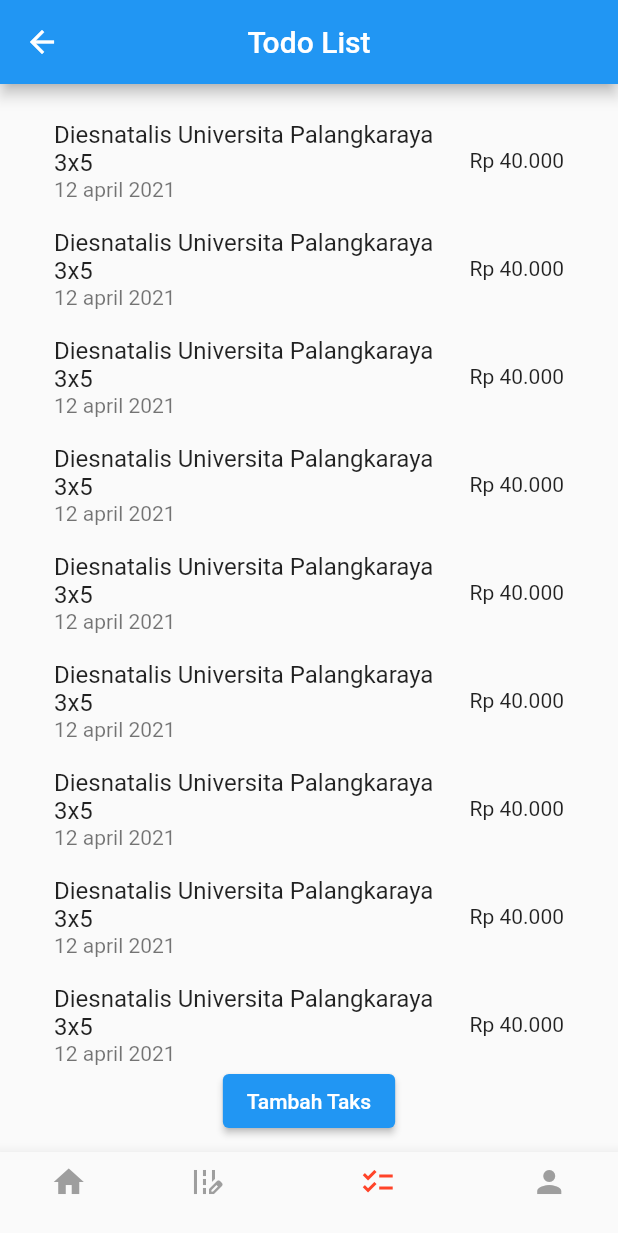
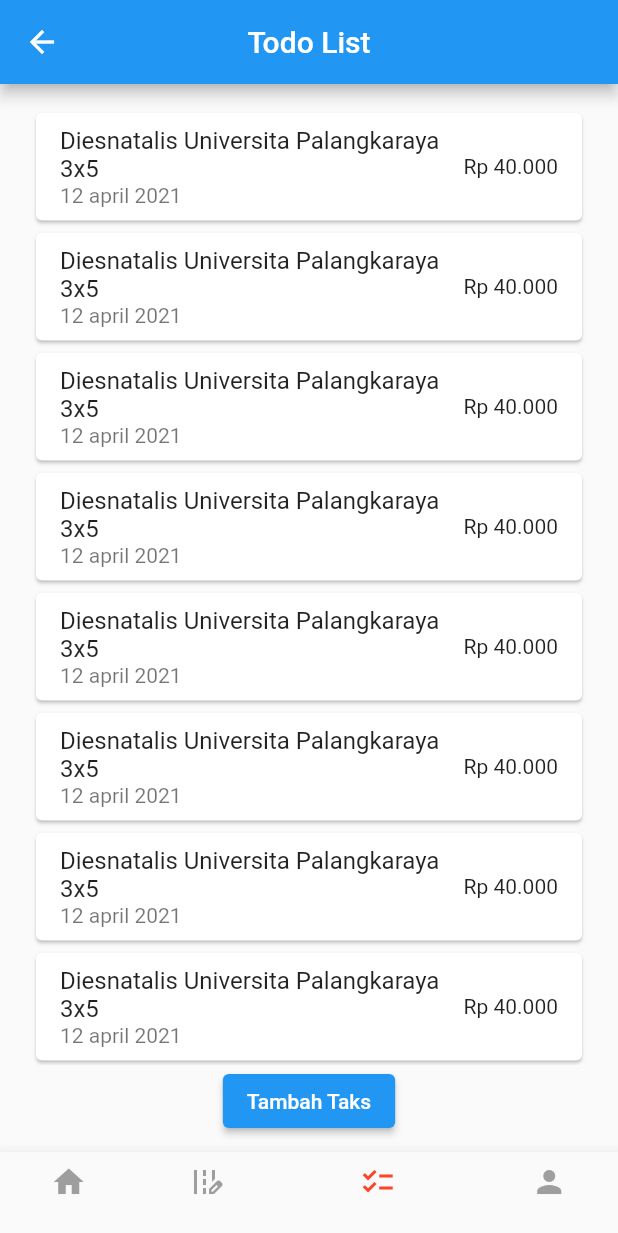
Before and after one commit to Hayolox/moneyku, a Flutter app: the MainScreen screen opened by its route, item 3 of the bottom bar chosen, on a phone screen of 412 x 824 dp. Shown: the top 1233 px of the screen. Run offline on Flutter 3.47's test engine with Material 2 defaults, Android fonts, the light colour scheme and no system bars; our stand-ins replace awesome_dialog, delayed_display, email_validator, google_fonts, lottie; missing offline and left inert: transition; network calls fail.

Commit message:
add card in task screen

```diff
--- a/lib/screen/task/task_screen.dart
+++ b/lib/screen/task/task_screen.dart
@@ -24,7 +24,9 @@
         child: ListView.builder(
           itemCount: 10,
           itemBuilder: (context, index) {
-            return ListTile(
+            return Card(
+              shadowColor: Colors.black,
+              child: ListTile(
                 onTap: () {
                   Navigator.push(
                     context,
@@ -36,6 +38,7 @@
                 title: const Text('Diesnatalis Universita Palangkaraya 3x5'),
                 subtitle: const Text('12 april 2021'),
                 trailing: const Text('Rp 40.000'),
+              ),
             );
           },
         ),
```
Lines whose indentation alone changed are shown as unchanged.
